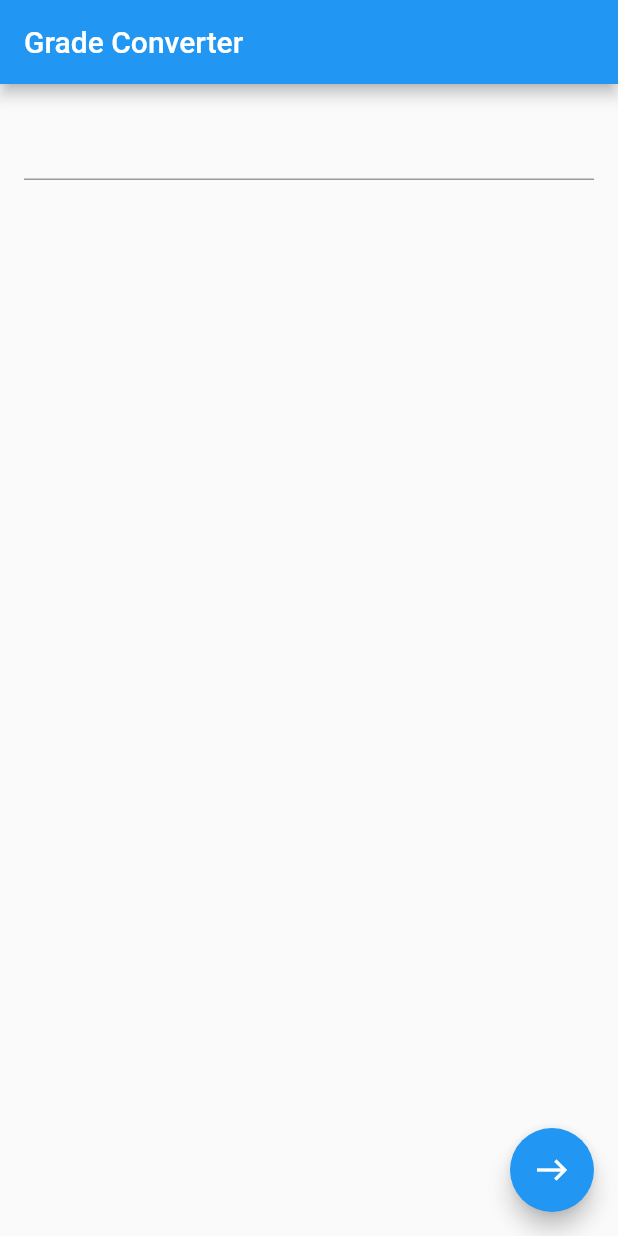
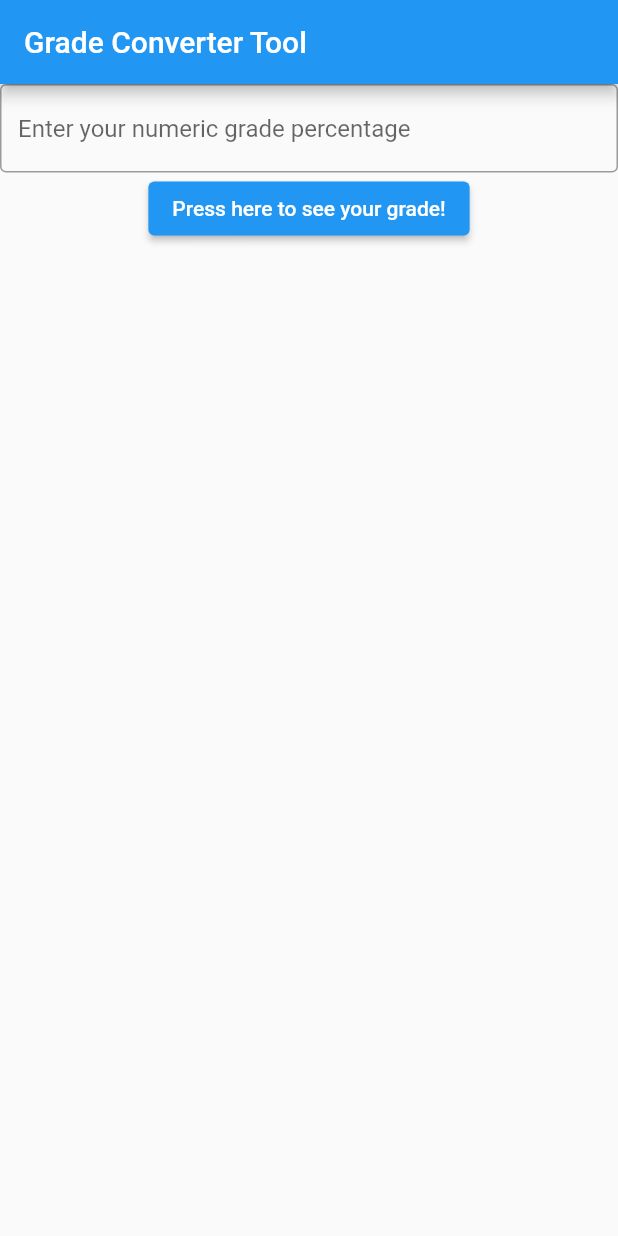
Before and after one commit to bsu-cs222/wells_grade_tool, a Flutter app: the screen it shows after launch, on a phone screen of 412 x 824 dp. Run offline on Flutter 3.47's test engine with Material 2 defaults, Android fonts, the phone set to English and light mode, and no system bars.

Commit message:
Flutter UI Updated
Rewrote UI to better fit project. Handled any compiler warnings.

```diff
--- a/lib/main.dart
+++ b/lib/main.dart
@@ -27,6 +27,7 @@ class MyCustomForm extends StatefulWidget {
 class _MyCustomFormState extends State<MyCustomForm> {
   final TextEditingController _numberController = TextEditingController();
   gradeCalculator calculator = gradeCalculator();
+  String _resultMessage = "";
 
   @override
   void dispose() {
@@ -34,30 +35,38 @@ class _MyCustomFormState extends State<MyCustomForm> {
     super.dispose();
   }
 
+  void callConvertGrade(){
+    setState(() {
+      String grade = calculator.convertGrade(int.parse(_numberController.text));
+      _resultMessage = 'Your grade is $grade';
+    });
+  }
+
   @override
   Widget build(BuildContext context) {
     return Scaffold(
       appBar: AppBar(
-        title: const Text('Grade Converter'),
+        title: const Text('Grade Converter Tool'),
       ),
-      body: Padding(
-        padding: const EdgeInsets.all(16),
-        child: TextField(
-          controller: _numberController,
+      body: Center(
+        child: Column(
+          children: [
+            TextField(
+              controller: _numberController,
+              decoration: const InputDecoration(
+                border: OutlineInputBorder(),
+                hintText: 'Enter your numeric grade percentage',
+              ),
+            ),
+            ElevatedButton(onPressed: (){
+              callConvertGrade();
+            }, child: const Text('Press here to see your grade!')
+            ),
+            SizedBox(
+              child: Text(_resultMessage),
+            )
+          ],
         ),
-      ),
-      floatingActionButton: FloatingActionButton(
-        onPressed: () {
-          showDialog(
-            context: context,
-            builder: (context) {
-              return AlertDialog(
-                content: Text('This is a ' + calculator.convertGrade(int.parse(_numberController.text))),
-              );
-            },
-          );
-        },
-        child: const Icon(Icons.east_sharp),
       ),
     );
   }
--- a/lib/web_ui.dart
+++ /dev/null
@@ -1,65 +0,0 @@
-import 'package:flutter/material.dart';
-import 'package:wells_gradetool/grade_calculator.dart';
-
-void main(){
-  runApp(const MyApp());
-}
-
-class MyApp extends StatelessWidget {
-  const MyApp({super.key});
-
-  @override
-  Widget build(BuildContext context) {
-    return const MaterialApp(
-      title: 'Grade Converter',
-      home: MyCustomForm(),
-    );
-  }
-}
-
-class MyCustomForm extends StatefulWidget {
-  const MyCustomForm({super.key});
-
-  @override
-  State<MyCustomForm> createState() => _MyCustomFormState();
-}
-
-class _MyCustomFormState extends State<MyCustomForm> {
-  final TextEditingController _numberController = TextEditingController();
-  gradeCalculator calculator = gradeCalculator();
-
-  @override
-  void dispose() {
-    _numberController.dispose();
-    super.dispose();
-  }
-
-  @override
-  Widget build(BuildContext context) {
-    return Scaffold(
-      appBar: AppBar(
-        title: const Text('Grade Converter'),
-      ),
-      body: Padding(
-        padding: const EdgeInsets.all(16),
-        child: TextField(
-          controller: _numberController,
-        ),
-      ),
-      floatingActionButton: FloatingActionButton(
-        onPressed: () {
-          showDialog(
-            context: context,
-            builder: (context) {
-              return AlertDialog(
-                content: Text('This is a ' + calculator.convertGrade(int.parse(_numberController.text))),
-              );
-            },
-          );
-        },
-        child: const Icon(Icons.east_sharp),
-      ),
-    );
-  }
-
-}
```
